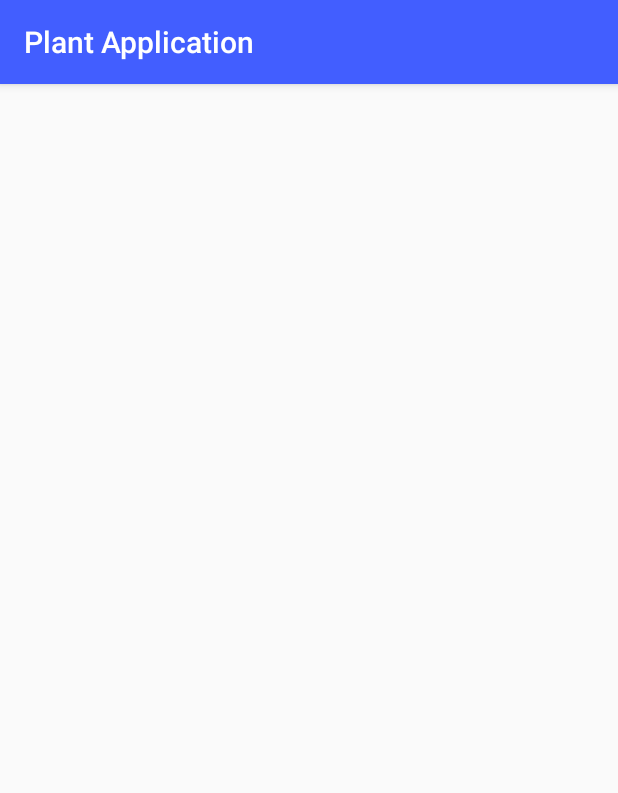
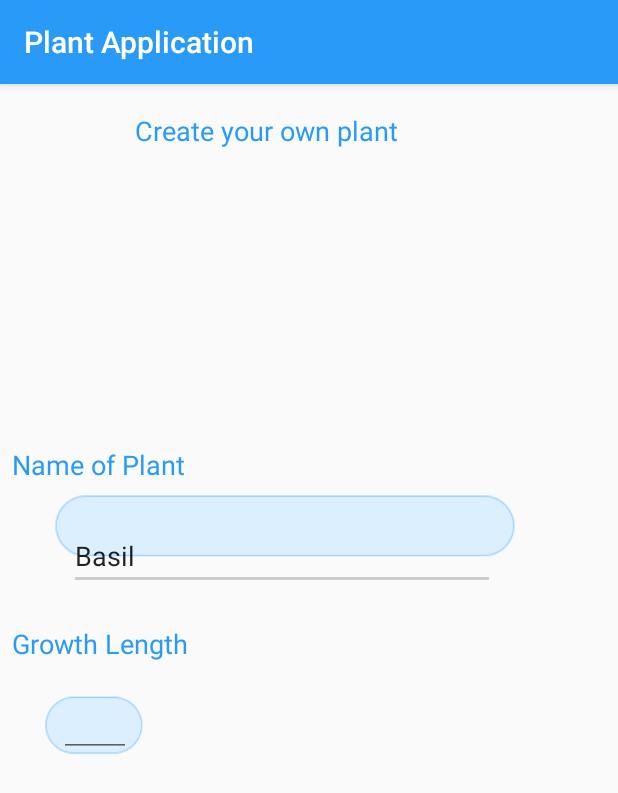
Before and after one commit to moenthelawn/Plant-Application-, an Android app: the addCustomPlant screen opened directly, with no data from a screen before it, on a phone screen of 412 x 824 dp. Shown: the top 793 px of the screen. Run offline under Robolectric (Android 15) with nearby library versions, the phone set to English and light mode, and no system bars.

Commit message:
Adding all of the plants

```diff
--- a/app/src/main/java/com/example/chris/plantapplication/Activity2.java
+++ b/app/src/main/java/com/example/chris/plantapplication/Activity2.java
@@ -16,6 +16,7 @@ import android.widget.RelativeLayout;
 
 public class Activity2 extends AppCompatActivity {
     private ImageButton basil;
+    private ImageButton customPlant;
     private plantDataBase allPlants;
 
     @Override
@@ -38,7 +39,16 @@ public class Activity2 extends AppCompatActivity {
 
     private void addPlants() { //we monitor the plants
 
-        basil = (ImageButton) findViewById(R.id.imageButton);
+        basil = (ImageButton) findViewById(R.id.imageButton8);
+        customPlant = (ImageButton) findViewById(R.id.imageButton10);
+        customPlant.setOnClickListener(new View.OnClickListener() {
+            @Override
+            public void onClick(View v) {
+                //We want to move to activity addCustomPlant
+                Intent inten1 = new Intent(v.getContext() , addCustomPlant.class);
+                startActivity(inten1);
+            }
+        });
 
         basil.setOnClickListener(new View.OnClickListener() {
             @Override
--- a/app/src/main/java/com/example/chris/plantapplication/addCustomPlant.java
+++ b/app/src/main/java/com/example/chris/plantapplication/addCustomPlant.java
@@ -1,9 +1,15 @@
 package com.example.chris.plantapplication;
 
+import android.hardware.Sensor;
 import android.support.v7.app.AppCompatActivity;
 import android.os.Bundle;
 
 public class addCustomPlant extends AppCompatActivity {
+    //We will add the sensor data monitering slots
+    private Sensor sensorManager;
+    private Sensor temperature, humidity;
+
+
 
     @Override
     protected void onCreate(Bundle savedInstanceState) {
--- a/app/src/main/res/layout/activity_add_custom_plant.xml
+++ b/app/src/main/res/layout/activity_add_custom_plant.xml
@@ -6,4 +6,122 @@
     android:layout_height="match_parent"
     tools:context=".addCustomPlant">
 
+    <TextView
+        android:id="@+id/textView40"
+        android:layout_width="wrap_content"
+        android:layout_height="25dp"
+        android:layout_marginStart="8dp"
+        android:layout_marginLeft="8dp"
+        android:layout_marginTop="8dp"
+        android:layout_marginEnd="8dp"
+        android:layout_marginRight="8dp"
+        android:layout_marginBottom="8dp"
+        android:text="Growth Length"
+        android:textColor="@color/colorPrimary"
+        android:textSize="18sp"
+        app:layout_constraintBottom_toBottomOf="parent"
+        app:layout_constraintEnd_toEndOf="parent"
+        app:layout_constraintHorizontal_bias="0.0"
+        app:layout_constraintStart_toStartOf="parent"
+        app:layout_constraintTop_toBottomOf="@+id/editText"
+        app:layout_constraintVertical_bias="0.04000002" />
+
+    <TextView
+        android:id="@+id/textView15"
+        android:gravity="center"
+        android:layout_width="260dp"
+        android:layout_height="30dp"
+        android:layout_marginStart="47dp"
+        android:layout_marginLeft="47dp"
+        android:layout_marginTop="16dp"
+        android:layout_marginEnd="142dp"
+        android:layout_marginRight="142dp"
+        android:layout_marginBottom="494dp"
+        android:text="Create your own plant"
+        android:textColor="@color/colorPrimary"
+        android:textSize="18sp"
+        app:layout_constraintBottom_toBottomOf="parent"
+        app:layout_constraintEnd_toEndOf="parent"
+        app:layout_constraintHorizontal_bias="0.0"
+        app:layout_constraintStart_toStartOf="parent"
+        app:layout_constraintTop_toTopOf="parent"
+        app:layout_constraintVertical_bias="0.0" />
+
+    <ImageView
+        android:id="@+id/imageView2"
+        android:layout_width="375dp"
+        android:layout_height="53dp"
+        android:layout_marginTop="16dp"
+        android:layout_marginBottom="388dp"
+        app:layout_constraintBottom_toBottomOf="parent"
+        app:layout_constraintEnd_toEndOf="parent"
+        app:layout_constraintHorizontal_bias="0.0"
+        app:layout_constraintStart_toStartOf="parent"
+        app:layout_constraintTop_toBottomOf="@+id/textView15"
+        app:layout_constraintVertical_bias="0.77"
+        app:srcCompat="@drawable/planttext" />
+
+    <EditText
+        android:id="@+id/editText"
+        android:layout_width="284dp"
+        android:layout_height="wrap_content"
+        android:layout_marginTop="8dp"
+        android:layout_marginBottom="401dp"
+        android:ems="10"
+        android:inputType="textPersonName"
+        android:text="Basil"
+        app:layout_constraintBottom_toBottomOf="parent"
+        app:layout_constraintEnd_toEndOf="@+id/imageView2"
+        app:layout_constraintStart_toStartOf="@+id/imageView2"
+        app:layout_constraintTop_toTopOf="@+id/imageView2"
+        app:layout_constraintVertical_bias="0.38" />
+
+    <TextView
+        android:id="@+id/textView38"
+        android:layout_width="wrap_content"
+        android:layout_height="wrap_content"
+        android:layout_marginStart="8dp"
+        android:layout_marginLeft="8dp"
+        android:layout_marginTop="8dp"
+        android:layout_marginEnd="8dp"
+        android:layout_marginRight="8dp"
+        android:text="Name of Plant"
+        android:textColor="@color/colorPrimary"
+        android:textSize="18sp"
+        app:layout_constraintBottom_toTopOf="@+id/imageView2"
+        app:layout_constraintEnd_toEndOf="parent"
+        app:layout_constraintHorizontal_bias="0.0"
+        app:layout_constraintStart_toStartOf="parent"
+        app:layout_constraintTop_toBottomOf="@+id/textView15"
+        app:layout_constraintVertical_bias="1.0" />
+
+    <ImageView
+        android:id="@+id/imageView9"
+        android:layout_width="84dp"
+        android:layout_height="50dp"
+        android:layout_marginStart="8dp"
+        android:layout_marginLeft="8dp"
+        android:layout_marginTop="8dp"
+        android:layout_marginEnd="8dp"
+        android:layout_marginRight="8dp"
+        android:layout_marginBottom="311dp"
+        app:layout_constraintBottom_toBottomOf="parent"
+        app:layout_constraintEnd_toEndOf="parent"
+        app:layout_constraintHorizontal_bias="0.03"
+        app:layout_constraintStart_toStartOf="parent"
+        app:layout_constraintTop_toBottomOf="@+id/textView40"
+        app:srcCompat="@drawable/daynumber" />
+
+    <EditText
+        android:id="@+id/editText5"
+        android:layout_width="48dp"
+        android:layout_height="wrap_content"
+        android:ems="10"
+        android:inputType="number"
+        app:layout_constraintBottom_toBottomOf="@+id/imageView9"
+        app:layout_constraintEnd_toEndOf="@+id/imageView9"
+        app:layout_constraintHorizontal_bias="0.61"
+        app:layout_constraintStart_toStartOf="@+id/imageView9"
+        app:layout_constraintTop_toTopOf="@+id/imageView9" />
+
 </android.support.constraint.ConstraintLayout>
--- a/app/src/main/res/values/colors.xml
+++ b/app/src/main/res/values/colors.xml
@@ -1,6 +1,6 @@
 <?xml version="1.0" encoding="utf-8"?>
 <resources>
-    <color name="colorPrimary">#425eff</color>
+    <color name="colorPrimary">#2a9af9</color>
     <color name="colorPrimaryDark">#303F9F</color>
-    <color name="colorAccent">#FF4081</color>
+    <color name="colorAccent">#cdcdcd</color>
 </resources>
```
Also changed, not shown: app/src/main/res/drawable/biggerplus.png (added), app/src/main/res/drawable/daynumber.png (added), app/src/main/res/drawable/planttext.png (added).
